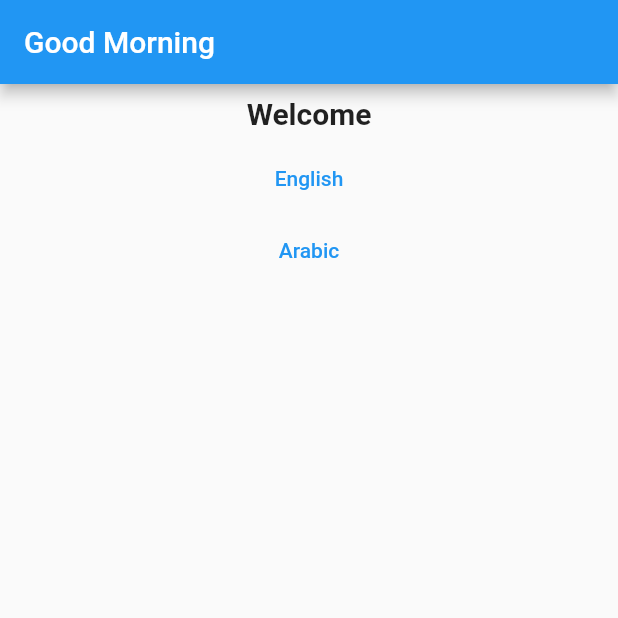
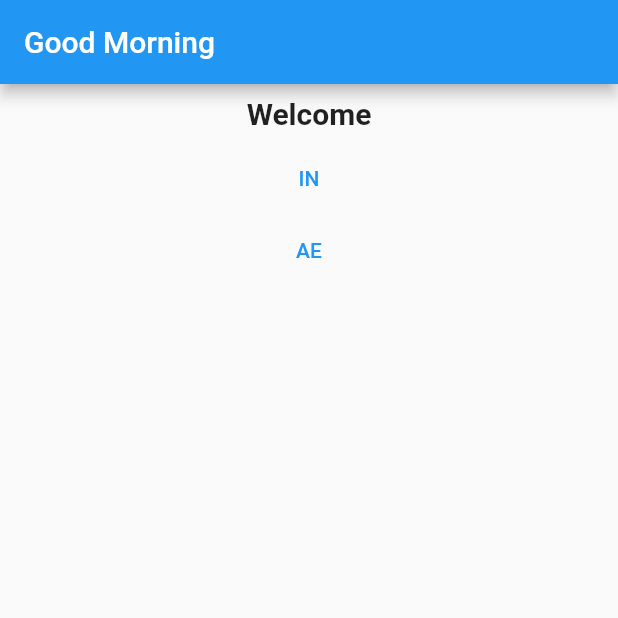
Before and after one commit to jinosh05/Flutter_localisation_Bloc, a Flutter app: the screen it shows after launch, on a phone screen of 412 x 824 dp, the top half of it. Run offline on Flutter 3.47's test engine with Material 2 defaults, Android fonts, the phone set to English and light mode, and no system bars; our stand-ins replace bloc, flutter_bloc.

Commit message:
Code documented

```diff
--- a/lib/main.dart
+++ b/lib/main.dart
@@ -3,8 +3,6 @@ import 'package:flutter_bloc/flutter_bloc.dart';
 import 'package:flutter_localizations/flutter_localizations.dart';
 import 'package:localization_example/screens/home_screen.dart';
 import 'package:localization_example/utils/localizations.dart';
-// import 'package:localization_example/utils/Localization/app_localizations_delegate.dart';
-
 import 'blocs/bloc/language_bloc.dart';
 
 void main(List<String> args) {
@@ -24,14 +22,18 @@ class _MyAppState extends State<MyApp> {
   Widget build(BuildContext context) {
     return MultiBlocProvider(
       providers: [
+        //
+        //  Language Bloc
+        //
         BlocProvider(
           create: (context) => LanguageBloc(),
         )
       ],
-      // create: (context) => LanguageBloc(),
       child: BlocBuilder<LanguageBloc, LanguageState>(
+        // Condition for rebuilding of the widgets
         buildWhen: (previousState, currentState) =>
             previousState != currentState,
+
         builder: (_, state) {
           return MaterialApp(
             localizationsDelegates: const [
@@ -40,7 +42,7 @@ class _MyAppState extends State<MyApp> {
               GlobalCupertinoLocalizations.delegate,
               GlobalWidgetsLocalizations.delegate,
             ],
-            supportedLocales: const [Locale('en', ''), Locale('ar', '')],
+            supportedLocales: const [Locale('en', 'IN'), Locale('ar', "AE")],
             localeResolutionCallback:
                 (Locale? locale, Iterable<Locale> supportedLocales) {
               for (Locale supportedLocale in supportedLocales) {
--- a/lib/models/language_model.dart
+++ b/lib/models/language_model.dart
@@ -13,7 +13,7 @@ class Languages {
 
   // Languages supported
   static const languages = [
-    LanguageEntity(code: 'en', value: 'English'),
-    LanguageEntity(code: 'ar', value: 'Arabic'),
+    LanguageEntity(code: 'en', value: 'IN'),
+    LanguageEntity(code: 'ar', value: 'AE'),
   ];
 }
```
Also changed, not shown: lib/screens/home_screen.dart (+7 -6 lines).
